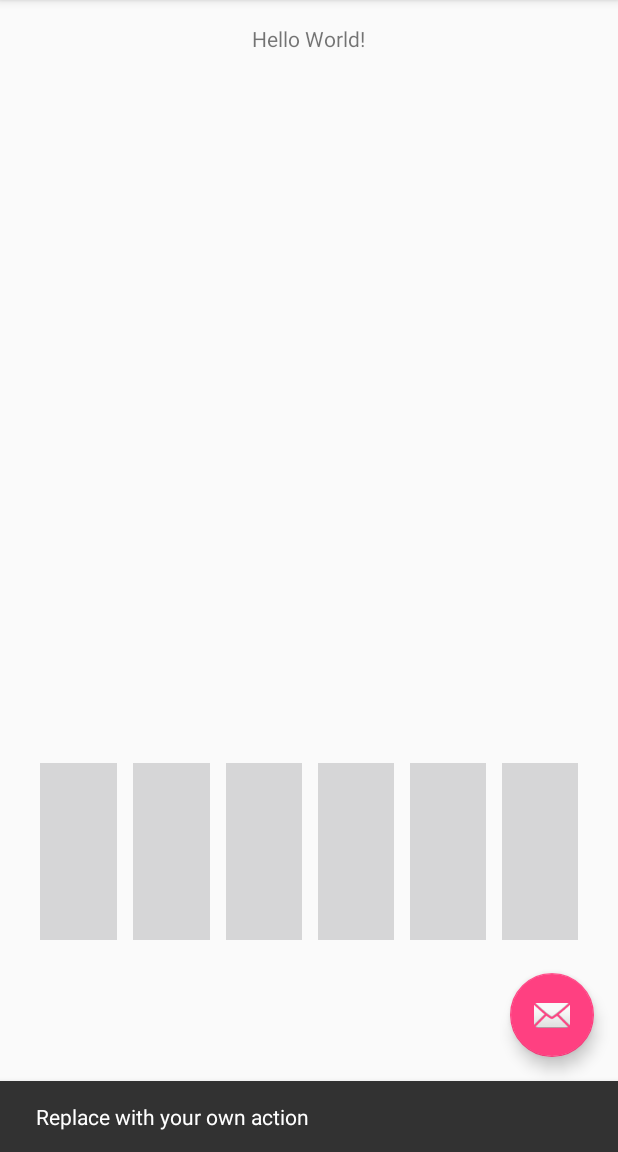
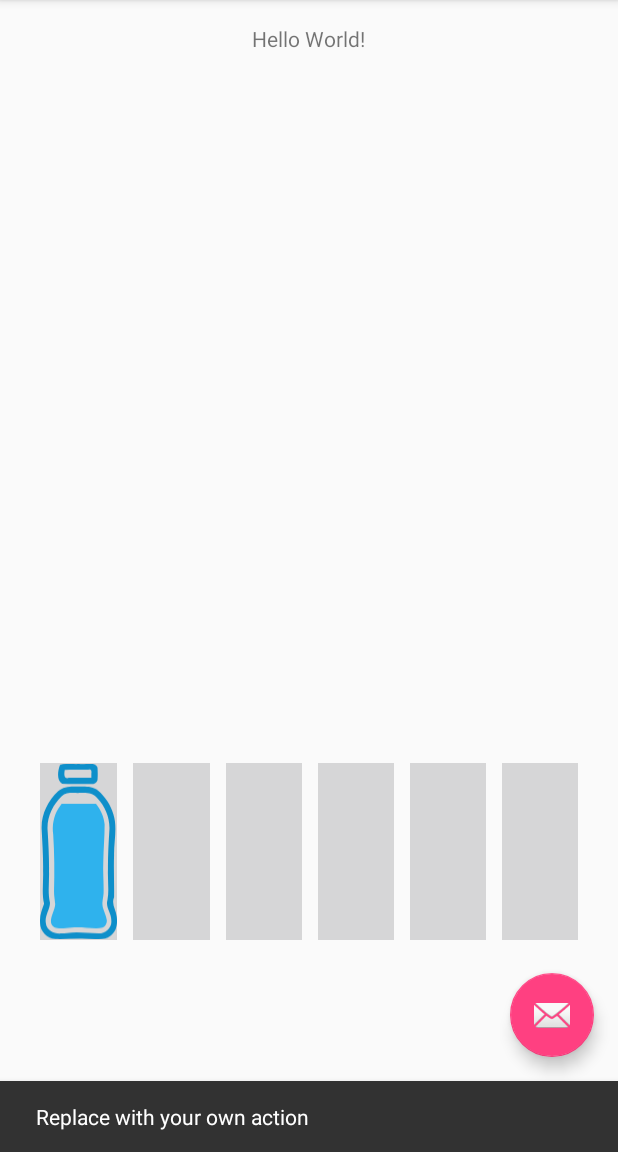
Before and after one commit to vetroumova/SixJars, an Android app: the screen it shows after launch (MainActivity), after a tap on an icon or button, on a phone screen of 412 x 824 dp, the part 84-1236 px from its top. Run offline under Robolectric (Android 15) with nearby library versions, the phone set to English and light mode, and no system bars.

Commit message:
testing  VectorDrawable paths

```diff
--- /dev/null
+++ b/app/src/main/res/drawable-v21/jar.xml
@@ -0,0 +1,40 @@
+<vector android:height="59dp"
+    android:viewportHeight="1180.0"
+    android:viewportWidth="527.0"
+    android:width="26dp"
+    xmlns:android="http://schemas.android.com/apk/res/android">
+    <path
+        android:name="empty_jar"
+        android:fillColor="@color/colorBottle"
+        android:pathData="M105.5,1178.9C48.7,1174.4 -2.9,1123.7 0.6,1065 -3.4,1021.6
+        13.2,980.3 28,940.9 10.5,868.3 24.4,793.3 21.1,719.5 22.8,627.8 16.2,536.3
+        11.6,444.9 4.7,346.6 52.5,251.5 123.2,185.6c37.4,-32.6 87.4,-33.8 134.1,-31.6
+        47.8,-0 99.8,-5.5 139.8,26.9 48.2,40.9 86.1,96.7 104.9,157.3 29.2,90.2 3.2,185.4
+        4.9,277.9 -3.4,93.3 1.7,186.6 0.1,279.9 -20.7,46 13.2,85.4 18,130.6 7.3,47.1
+        -1.6,100 -43.1,129.2 -48.7,36.2 -113.5,21.4 -169.9,21.4 -68.8,-6.2 -137.6,5.6
+        -206.5,1.7zM185,1138.1c71.3,-11.7 142.8,1.2 214.3,1.7 47.5,1.9 95.4,-37.5 88.6,
+        -87.8 2.1,-48.3 -41.6,-88.5 -26,-137 12.4,-67.1 0.1,-136 3.2,-203.8 -0.8,-87.4
+        4.1,-174.6 9.6,-261.7 6.3,-80.1 -27.1,-158.6 -81.6,-216.3 -27.9,-37.6 -76.7,
+        -39.7 -119.2,-36.9 -42.8,2.1 -91.2,-8.8 -126.2,22.7 -62.1,59.1 -102.6,143.5
+        -95.5,230.5 6.1,92.1 10.7,184.3 9.6,276.7 2,69.6 -10,140.5 6.7,208.9 -1.8,46.2
+        -37.9,87.2 -28.4,135.6 4,52.1 62.9,75.2 108.7,68.9 12.1,-0.3 24.1,-0.6 36.1,
+        -1.4zM151.3,134.9C111.5,110.5 122.2,44.6 137.4,8.5 177,-7.7 225.1,4 268.2,0.2
+        307.8,9 372.7,-21.2 393.5,25.2c1.9,28.2 2.3,57.7 -0.1,85.7 -6.9,23.5 -30.8,28.6
+        -51.7,25.7 -63.4,-0.7 -127.2,2.3 -190.4,-1.6zM351.5,67.5C353.7,49.5 353.3,33.9
+        330.8,40.4 277,41 222.8,38.3 169.3,41.7 165.1,69.2 160.5,106.9 198.4,94.9
+        249.4,94.8 300.5,94.6 351.5,94.5c0,-9 0,-18 0,-27z" />
+
+    <path
+        android:name="full_water"
+        android:fillColor="@color/colorWater"
+        android:pathData="M148.3,270.3C139.9,281.2
+        132.2,293 124.3,304.1C93.4,354.2 81.7,415.6 90.3,473.6C98.6,601.9 100.2,730.6
+        96,859.1C96.2,887.4 102,915.4 104.1,943.7C102,986.5 70.9,1023.1 75.4,1066.6C78.2,
+        1087.1 97.3,1101.9 117.1,1104.2C150.1,1110.4 184.2,1102 217.6,1100.3C272,1096
+        326.4,1103.4 380.6,1105.2C396.4,1105.2 412.6,1105.7 427.8,1101C449.7,1092 462.4,
+        1065.7 455.7,1042.9C449.2,1006.1 425.2,973.3 427,935C428.6,906.1 437.5,877.9
+        435.5,849C435.8,785.1 430,721.2 433.2,657.3C434.5,573.7 442.8,490.2 442.2,
+        406.6C436.8,356.7 415.3,308.8 383.1,270.3L148.3,270.3z" />
+
+
+</vector>
--- /dev/null
+++ b/app/src/main/res/drawable-v21/water_to_jar.xml
@@ -0,0 +1,9 @@
+<vector android:height="59dp"
+    android:viewportHeight="1180.0"
+    android:viewportWidth="527.0"
+    android:width="26dp"
+    xmlns:android="http://schemas.android.com/apk/res/android">
+    <path
+        android:fillColor="#ff00ff"
+        android:pathData="M148.3,270.3C139.9,281.2 132.2,293 124.3,304.1C93.4,354.2 81.7,415.6 90.3,473.6C98.6,601.9 100.2,730.6 96,859.1C96.2,887.4 102,915.4 104.1,943.7C102,986.5 70.9,1023.1 75.4,1066.6C78.2,1087.1 97.3,1101.9 117.1,1104.2C150.1,1110.4 184.2,1102 217.6,1100.3C272,1096 326.4,1103.4 380.6,1105.2C396.4,1105.2 412.6,1105.7 427.8,1101C449.7,1092 462.4,1065.7 455.7,1042.9C449.2,1006.1 425.2,973.3 427,935C428.6,906.1 437.5,877.9 435.5,849C435.8,785.1 430,721.2 433.2,657.3C434.5,573.7 442.8,490.2 442.2,406.6C436.8,356.7 415.3,308.8 383.1,270.3L148.3,270.3z" />
+</vector>
--- /dev/null
+++ b/app/src/main/res/drawable/jar.xml
@@ -0,0 +1,44 @@
+<vector android:height="59dp"
+    android:viewportHeight="1180.0"
+    android:viewportWidth="527.0"
+    android:width="26dp"
+    xmlns:android="http://schemas.android.com/apk/res/android">
+    <path
+        android:name="empty_jar"
+        android:fillColor="@color/colorBottle"
+        android:pathData="M105.5,1178.9C48.7,1174.4 -2.9,1123.7 0.6,1065 -3.4,1021.6
+        13.2,980.3 28,940.9 10.5,868.3 24.4,793.3 21.1,719.5 22.8,627.8 16.2,536.3
+        11.6,444.9 4.7,346.6 52.5,251.5 123.2,185.6c37.4,-32.6 87.4,-33.8 134.1,-31.6
+        47.8,-0 99.8,-5.5 139.8,26.9 48.2,40.9 86.1,96.7 104.9,157.3 29.2,90.2 3.2,185.4
+        4.9,277.9 -3.4,93.3 1.7,186.6 0.1,279.9 -20.7,46 13.2,85.4 18,130.6 7.3,47.1
+        -1.6,100 -43.1,129.2 -48.7,36.2 -113.5,21.4 -169.9,21.4 -68.8,-6.2 -137.6,5.6
+        -206.5,1.7zM185,1138.1c71.3,-11.7 142.8,1.2 214.3,1.7 47.5,1.9 95.4,-37.5 88.6,
+        -87.8 2.1,-48.3 -41.6,-88.5 -26,-137 12.4,-67.1 0.1,-136 3.2,-203.8 -0.8,-87.4
+        4.1,-174.6 9.6,-261.7 6.3,-80.1 -27.1,-158.6 -81.6,-216.3 -27.9,-37.6 -76.7,
+        -39.7 -119.2,-36.9 -42.8,2.1 -91.2,-8.8 -126.2,22.7 -62.1,59.1 -102.6,143.5
+        -95.5,230.5 6.1,92.1 10.7,184.3 9.6,276.7 2,69.6 -10,140.5 6.7,208.9 -1.8,46.2
+        -37.9,87.2 -28.4,135.6 4,52.1 62.9,75.2 108.7,68.9 12.1,-0.3 24.1,-0.6 36.1,
+        -1.4zM151.3,134.9C111.5,110.5 122.2,44.6 137.4,8.5 177,-7.7 225.1,4 268.2,0.2
+        307.8,9 372.7,-21.2 393.5,25.2c1.9,28.2 2.3,57.7 -0.1,85.7 -6.9,23.5 -30.8,28.6
+        -51.7,25.7 -63.4,-0.7 -127.2,2.3 -190.4,-1.6zM351.5,67.5C353.7,49.5 353.3,33.9
+        330.8,40.4 277,41 222.8,38.3 169.3,41.7 165.1,69.2 160.5,106.9 198.4,94.9
+        249.4,94.8 300.5,94.6 351.5,94.5c0,-9 0,-18 0,-27z" />
+
+    <vector android:name="full_water"
+        android:height="59dp"
+        android:viewportHeight="1180.0"
+        android:viewportWidth="527.0"
+        android:width="26dp"
+        xmlns:android="http://schemas.android.com/apk/res/android">
+        <path
+            android:fillColor="@color/colorWater"
+            android:pathData="M148.3,270.3C139.9,281.2
+        132.2,293 124.3,304.1C93.4,354.2 81.7,415.6 90.3,473.6C98.6,601.9 100.2,730.6
+        96,859.1C96.2,887.4 102,915.4 104.1,943.7C102,986.5 70.9,1023.1 75.4,1066.6C78.2,
+        1087.1 97.3,1101.9 117.1,1104.2C150.1,1110.4 184.2,1102 217.6,1100.3C272,1096
+        326.4,1103.4 380.6,1105.2C396.4,1105.2 412.6,1105.7 427.8,1101C449.7,1092 462.4,
+        1065.7 455.7,1042.9C449.2,1006.1 425.2,973.3 427,935C428.6,906.1 437.5,877.9
+        435.5,849C435.8,785.1 430,721.2 433.2,657.3C434.5,573.7 442.8,490.2 442.2,
+        406.6C436.8,356.7 415.3,308.8 383.1,270.3L148.3,270.3z" />
+    </vector>
+</vector>
--- /dev/null
+++ b/app/src/main/res/drawable/water_to_jar.xml
@@ -0,0 +1,9 @@
+<vector android:height="59dp"
+    android:viewportHeight="1180.0"
+    android:viewportWidth="527.0"
+    android:width="26dp"
+    xmlns:android="http://schemas.android.com/apk/res/android">
+    <path
+        android:fillColor="#ff00ff"
+        android:pathData="M148.3,270.3C139.9,281.2 132.2,293 124.3,304.1C93.4,354.2 81.7,415.6 90.3,473.6C98.6,601.9 100.2,730.6 96,859.1C96.2,887.4 102,915.4 104.1,943.7C102,986.5 70.9,1023.1 75.4,1066.6C78.2,1087.1 97.3,1101.9 117.1,1104.2C150.1,1110.4 184.2,1102 217.6,1100.3C272,1096 326.4,1103.4 380.6,1105.2C396.4,1105.2 412.6,1105.7 427.8,1101C449.7,1092 462.4,1065.7 455.7,1042.9C449.2,1006.1 425.2,973.3 427,935C428.6,906.1 437.5,877.9 435.5,849C435.8,785.1 430,721.2 433.2,657.3C434.5,573.7 442.8,490.2 442.2,406.6C436.8,356.7 415.3,308.8 383.1,270.3L148.3,270.3z" />
+</vector>
--- a/app/src/main/res/layout/content_main.xml
+++ b/app/src/main/res/layout/content_main.xml
@@ -37,6 +37,7 @@
         android:layout_height="118dp"
         android:layout_weight="1"
         android:contentDescription="@string/img_of_bottle"
+            android:src="@drawable/jar"
         android:layout_margin="5dp"/>
 
         <ImageView
--- a/app/src/main/res/values/colors.xml
+++ b/app/src/main/res/values/colors.xml
@@ -3,4 +3,6 @@
     <color name="colorPrimary">#3F51B5</color>
     <color name="colorPrimaryDark">#303F9F</color>
     <color name="colorAccent">#FF4081</color>
+    <color name="colorBottle">#0e8fca</color>
+    <color name="colorWater">#2fb2ed</color>
 </resources>
```
